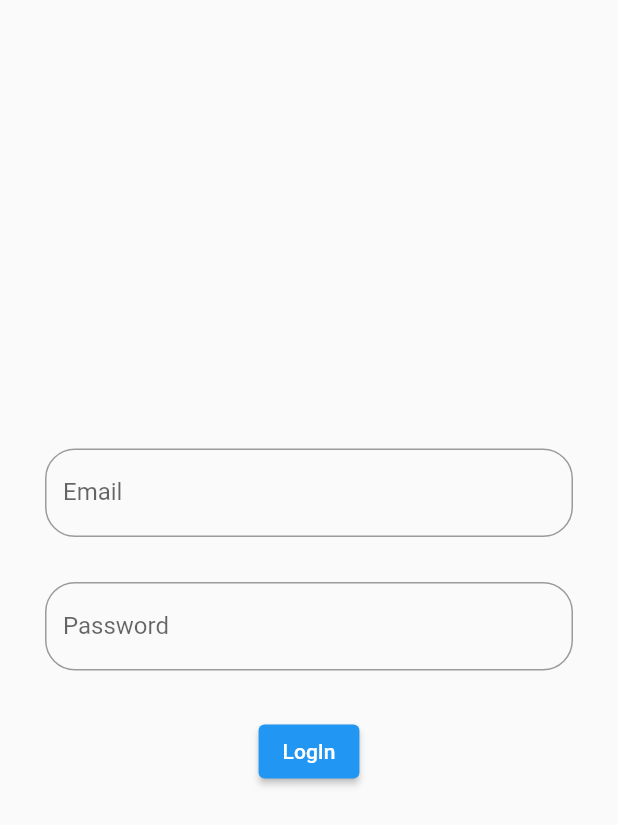
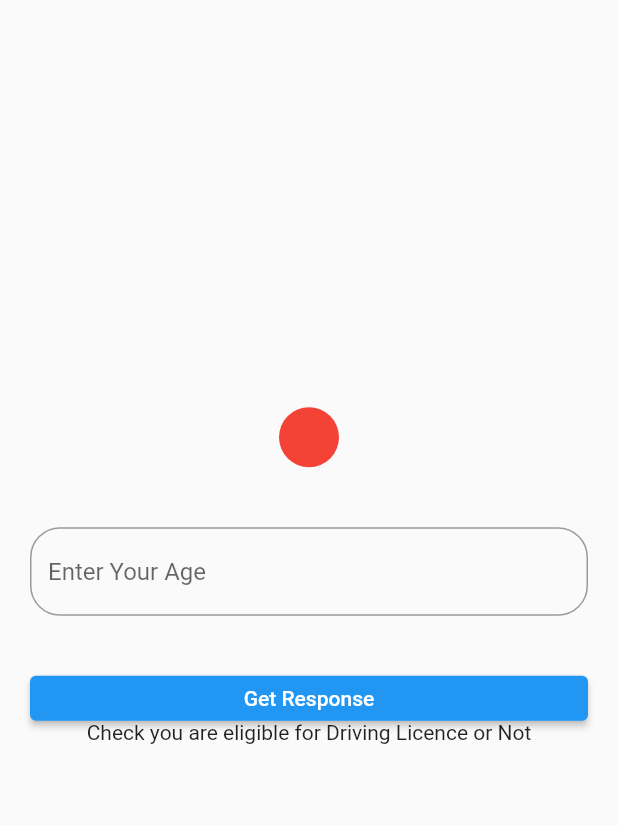
Before and after one commit to AskAnkit/getxtry1, a Flutter app: the screen it shows after launch, on a phone screen of 412 x 824 dp. Shown: the top 825 px of the screen. Run offline on Flutter 3.47's test engine with Material 2 defaults, Android fonts, the phone set to English and light mode, and no system bars; our stand-ins replace get.

Commit message:
First Commit

```diff
--- /dev/null
+++ b/lib/Controller /apiClintController.dart
@@ -0,0 +1,28 @@
+import 'package:get/get.dart';
+
+class CheckEligibility extends GetxController{
+
+  String selectedMsg = '';
+     bool? isSelected ;
+
+
+   isEligible(double age){
+     if(age<18.0) {
+       selectedMsg = "You are Not Eligible ";
+       isSelected = false;
+
+     }
+     else if(age >=18.0){
+       selectedMsg ='You are Eligible';
+       isSelected = true;
+
+     } else{
+       selectedMsg ='Enter Your Age';
+
+     }
+
+     update();
+
+
+   }
+}
--- /dev/null
+++ b/lib/Pages/practice.dart
@@ -0,0 +1,45 @@
+import 'package:flutter/material.dart';
+
+class PracticeProvider extends StatelessWidget {
+  const PracticeProvider({Key? key}) : super(key: key);
+
+  @override
+  Widget build(BuildContext context) {
+    return Scaffold(
+      body:  Center(
+        child: Padding(
+          padding: const EdgeInsets.all(20.0),
+          child: Column(
+            mainAxisAlignment: MainAxisAlignment.center,
+            children: [
+              Container(
+                height: 50,
+                width: 50,
+                decoration: const BoxDecoration(
+                  shape: BoxShape.circle,
+                  color: Colors.green
+                ),
+              ),
+             const SizedBox(height: 20,),
+
+            const  TextField(
+
+              ),
+            const  SizedBox(height: 20,),
+              SizedBox(
+                width: double.infinity,
+                child: ElevatedButton(onPressed: () {  },
+                  child: const Text('Check'),
+
+                ),
+              ),
+              const  SizedBox(height: 20,),
+              const Text('Enter your age'),
+            ],
+          ),
+        ),
+      ),
+
+    );
+  }
+}
--- /dev/null
+++ b/lib/Pages/test.dart
@@ -0,0 +1,65 @@
+import 'package:apitry/Controller%20/apiClintController.dart';
+import 'package:flutter/material.dart';
+import 'package:get/get.dart';
+class PracticePage extends StatelessWidget {
+  PracticePage({Key? key}) : super(key: key);
+final ageController = TextEditingController();
+@override
+  Widget build(BuildContext context) {
+    return Scaffold(
+      body: Center(
+
+        child:
+        Padding(
+          padding: const EdgeInsets.all(20.0),
+          child: GetBuilder<CheckEligibility>(
+            init: CheckEligibility(),
+            builder: (value) {
+              return Column(
+                mainAxisAlignment: MainAxisAlignment.center,
+                children: [
+
+                  Container(
+                        width: 40,
+                        height: 40,
+                        decoration:  BoxDecoration(
+                        shape: BoxShape.circle,
+                        color: (value.isSelected== true)?
+                       Colors.green: Colors.red
+                      ),
+                  ),
+
+
+                  const SizedBox(height: 40,),
+               TextField(
+                 controller: ageController,
+                 decoration: InputDecoration(
+                 hintText: "Enter Your Age",
+                 border: OutlineInputBorder(borderRadius: BorderRadius.circular(20))
+               ),),
+
+               const SizedBox(height: 40,),
+
+                  SizedBox( height: 30,width: double.infinity,
+                      child: ElevatedButton(onPressed: () {
+
+                       var myAge =ageController.text.trim();
+                       var age = double.parse(myAge);
+                        value.isEligible(age);
+
+                        }, child:const Text("Get Response"),)),
+
+
+               const Text("Check you are eligible for Driving Licence or Not"),
+                  const SizedBox(height: 40,),
+
+                  Text(value.selectedMsg),
+
+                ],
+              );
+            }
+          ),
+        ),),
+    );
+  }
+}
--- a/lib/apiUsingHttp/api_integration.dart
+++ /dev/null
@@ -1 +0,0 @@
-import 'package:http/http.dart' as http;
--- a/lib/login_page.dart
+++ /dev/null
@@ -1,65 +0,0 @@
-import 'package:flutter/material.dart';
-
-class LogInPage extends StatefulWidget {
-  const LogInPage({Key? key}) : super(key: key);
-
-  @override
-  _LogInPageState createState() => _LogInPageState();
-}
-
-class _LogInPageState extends State<LogInPage> {
-  final _formKey = GlobalKey<FormState>();
-  final emailCont = TextEditingController();
-  final passwordCont = TextEditingController();
-
-
-  @override
-  Widget build(BuildContext context) {
-    return Scaffold(
-      body: Center(
-        child: Container(
-          padding: const EdgeInsets.all(30),
-          child: Form(
-            key: _formKey,
-            child: Column(
-              mainAxisAlignment: MainAxisAlignment.center,
-              children: [
-                TextFormField(
-                  controller: emailCont,
-                  keyboardType: TextInputType.emailAddress,
-                  decoration: InputDecoration(
-
-                    hintText: "Email",
-                    labelText: "Email",
-                    border: OutlineInputBorder(
-                        borderRadius: BorderRadius.circular(20)),
-
-                  ),
-                ),
-               const SizedBox(height: 30,),
-                TextFormField(
-                  controller: passwordCont,
-                  keyboardType: TextInputType.text,
-                  decoration: InputDecoration(
-                    hintText: "Password",
-                    labelText: "Password",
-                    border: OutlineInputBorder(
-                        borderRadius: BorderRadius.circular(20)),
-
-                  ),
-                ),
-
-            const  SizedBox(height: 30,),
-                ElevatedButton(
-                    onPressed: (){},
-                    child: const Text('LogIn') )
-
-              ],
-            ),
-          ),
-        ),
-      ),
-
-    );
-  }
-}
--- a/lib/main.dart
+++ b/lib/main.dart
@@ -1,9 +1,14 @@
+
 import 'package:flutter/material.dart';
 
-import 'login_page.dart';
+
+import 'Controller /apiClintController.dart';
+
+import 'Pages/test.dart';
 
 void main() {
-  runApp(const MyApp());
+  runApp(
+       const MyApp());
 }
 
 class MyApp extends StatelessWidget {
@@ -18,7 +23,7 @@ class MyApp extends StatelessWidget {
 
         primarySwatch: Colors.blue,
       ),
-      home: const LogInPage(),
+      home: PracticePage(),
     );
   }
-}
+ }
```
Also changed, not shown: pubspec.yaml (+6 -1 lines), pubspec.lock.
